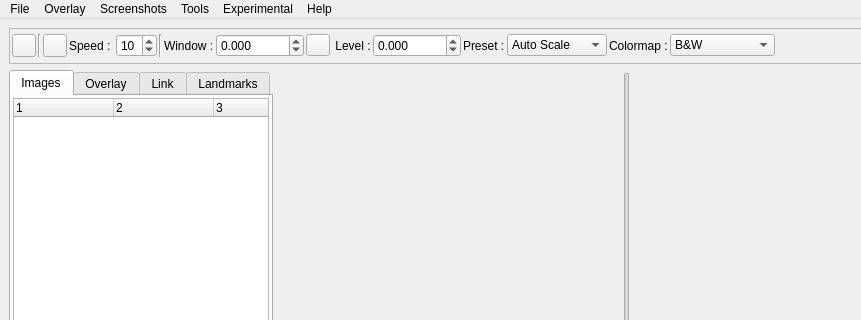
Qt form vv/qt_ui/vvMainWindow.ui (open-vv/vv) before a commit; both pictures show x 0 to 861 and y 0 to 320 of the 1008 by 758 pixel window.
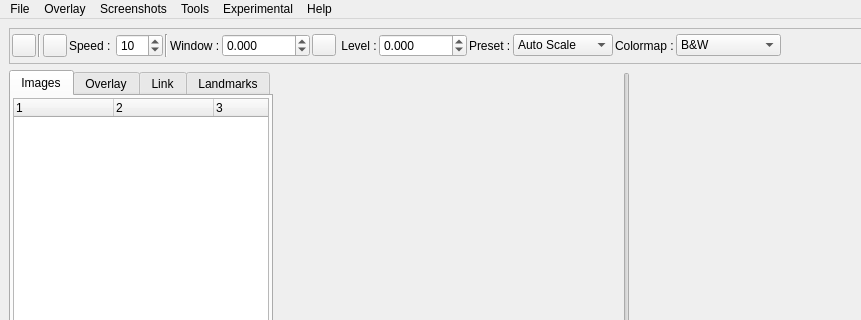
The same form after that commit. Icons and pictures are not drawn. Custom widgets are drawn as their Qt base class.

```diff
--- a/vv/qt_ui/vvMainWindow.ui
+++ b/vv/qt_ui/vvMainWindow.ui
@@ -361,7 +361,7 @@
           <number>1</number>
          </property>
          <property name="maximum">
-          <number>50</number>
+          <number>100</number>
          </property>
          <property name="value">
           <number>10</number>
```
Left out of the diff: 2 changed lines with no effect on the pictures.
